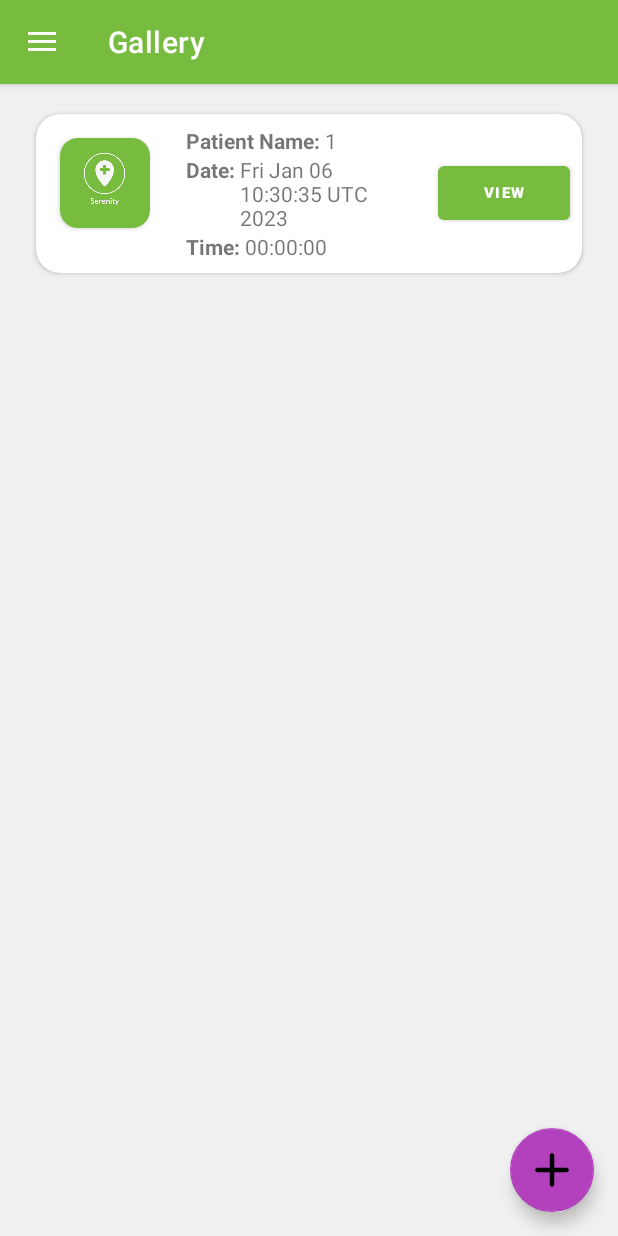
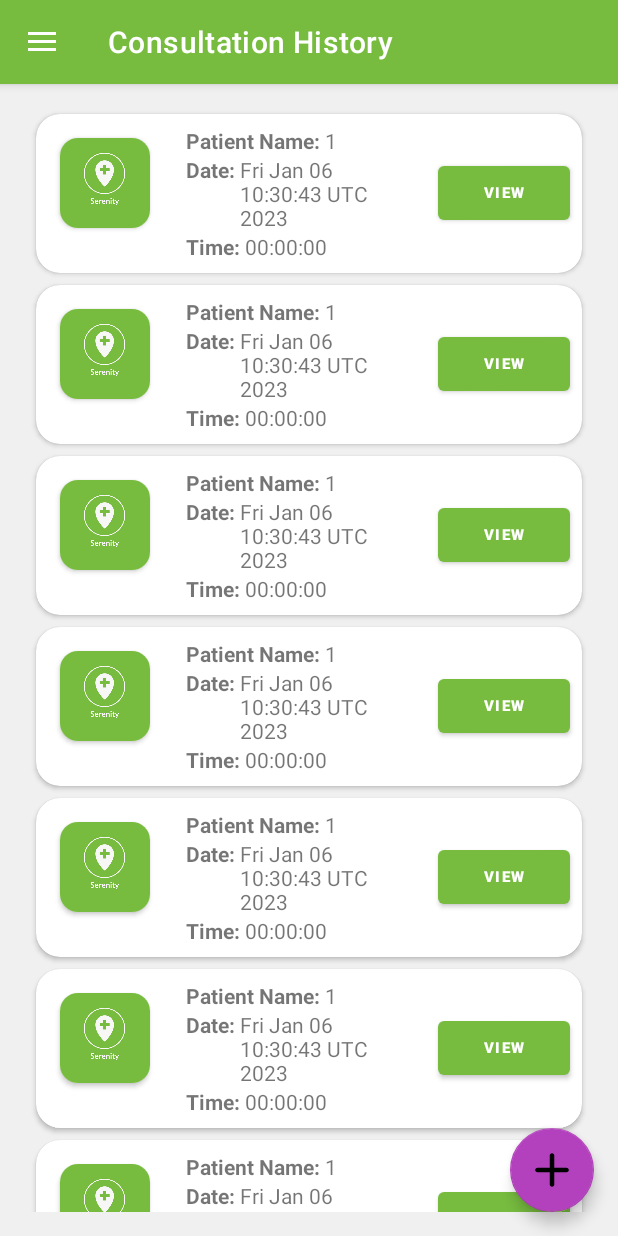
Before and after one commit to Grrom/Serenity-Health, an Android app: the MainActivity screen opened directly, with no data from a screen before it, in the side drawer, after a tap on "History", on a phone screen of 412 x 824 dp. Run offline under Robolectric (Android 15) with nearby library versions, the phone set to English and light mode, and no system bars; our stand-ins replace navigation-ui.

Commit message:
change labels

```diff
--- a/app/src/main/java/com/example/serenityhealth/MainActivity.java
+++ b/app/src/main/java/com/example/serenityhealth/MainActivity.java
@@ -33,7 +33,7 @@ public class MainActivity extends AppCompatActivity {
         NavigationView navigationView = binding.navView;
 
         mAppBarConfiguration = new AppBarConfiguration.Builder(
-                R.id.nav_home, R.id.nav_gallery, R.id.nav_slideshow)
+                R.id.nav_home, R.id.nav_gallery)
                 .setOpenableLayout(drawer)
                 .build();
         NavController navController = Navigation.findNavController(this, R.id.nav_host_fragment_content_main);
--- a/app/src/main/java/com/example/serenityhealth/ui/consultations/ConsultationsFragment.java
+++ b/app/src/main/java/com/example/serenityhealth/ui/consultations/ConsultationsFragment.java
@@ -54,7 +54,9 @@ public class ConsultationsFragment extends Fragment {
     }
 
     private void setupConsultations() {
-        consultations.add(new ConsultationModel(R.drawable.serenity, 1, new Date(), new Time(10)));
+        for (int i = 0; i < 12; i++) {
+            consultations.add(new ConsultationModel(R.drawable.serenity, 1, new Date(), new Time(10)));
+        }
     }
 
     @Override
--- a/app/src/main/java/com/example/serenityhealth/ui/history/HistoryFragment.java
+++ b/app/src/main/java/com/example/serenityhealth/ui/history/HistoryFragment.java
@@ -44,7 +44,9 @@ public class HistoryFragment extends Fragment {
     }
 
     private void setupConsultations() {
-        consultations.add(new ConsultationModel(R.drawable.serenity, 1, new Date(), new Time(10)));
+        for (int i = 0; i < 12; i++) {
+            consultations.add(new ConsultationModel(R.drawable.serenity, 1, new Date(), new Time(10)));
+        }
     }
 
 
--- a/app/src/main/res/navigation/mobile_navigation.xml
+++ b/app/src/main/res/navigation/mobile_navigation.xml
@@ -8,18 +8,13 @@
     <fragment
         android:id="@+id/nav_home"
         android:name="com.example.serenityhealth.ui.consultations.ConsultationsFragment"
-        android:label="@string/menu_home"
+        android:label="Consultations"
         tools:layout="@layout/fragment_consutations" />
 
     <fragment
         android:id="@+id/nav_gallery"
         android:name="com.example.serenityhealth.ui.history.HistoryFragment"
-        android:label="@string/menu_gallery"
+        android:label="Consultation History"
         tools:layout="@layout/fragment_history" />
 
-    <fragment
-        android:id="@+id/nav_slideshow"
-        android:name="com.example.serenityhealth.ui.slideshow.SlideshowFragment"
-        android:label="@string/menu_slideshow"
-        tools:layout="@layout/fragment_slideshow" />
 </navigation>
```
